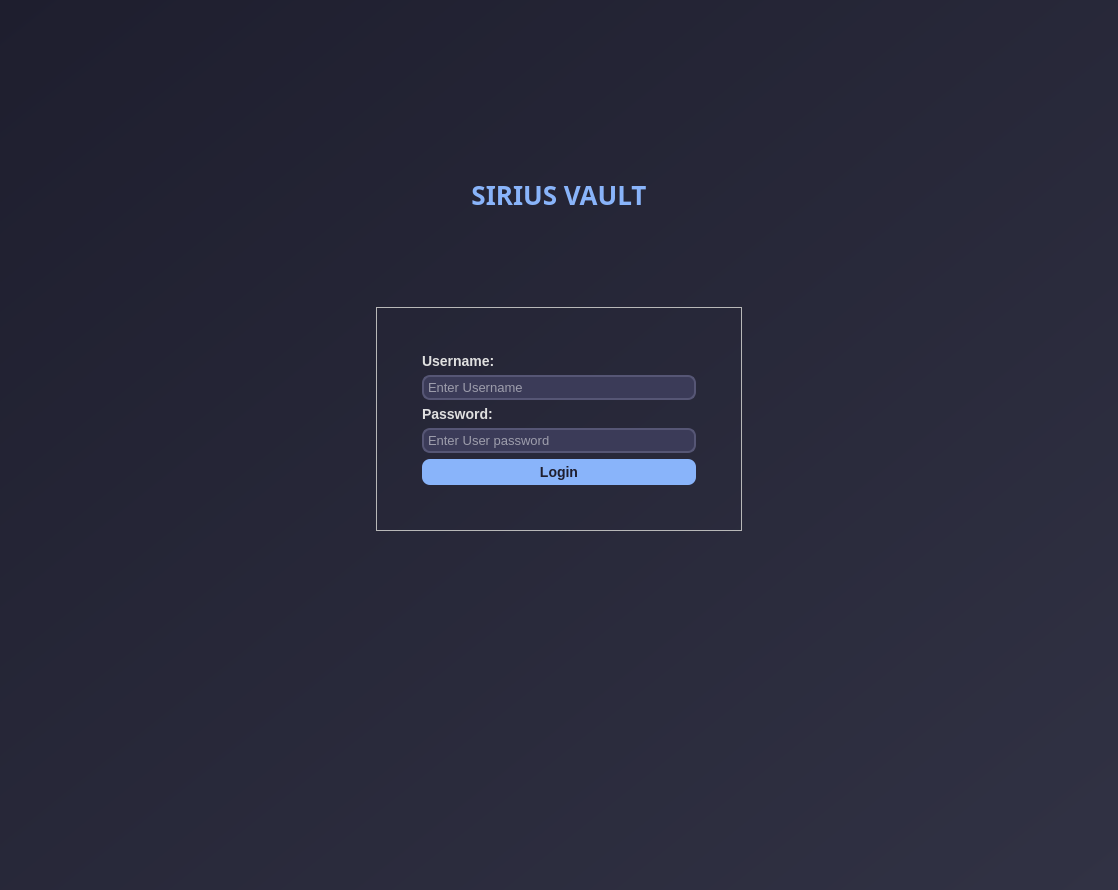
Before: the Qt Designer form SiriusVaultGUI/src/login.ui in Ghospicer/SiriusVault, drawn with Qt 5.
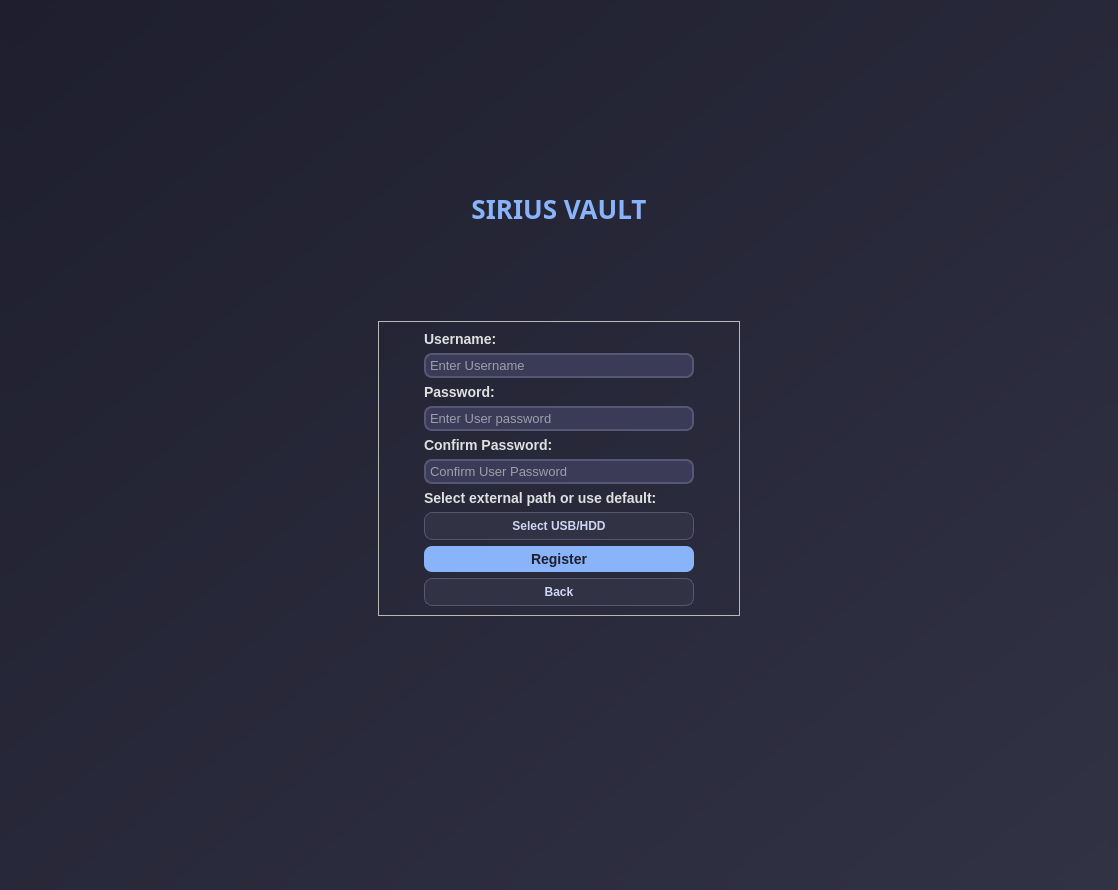
After: the same form once the commit is applied. Icons and pictures are not drawn.

Commit message: Added multi-user support.

Diff of the .ui file:
```diff
--- a/SiriusVaultGUI/src/login.ui
+++ b/SiriusVaultGUI/src/login.ui
@@ -33,131 +33,139 @@
 }</string>
    </property>
    <layout class="QGridLayout" name="gridLayout">
-    <item row="2" column="1">
-     <widget class="QLabel" name="label_title">
-      <property name="font">
-       <font>
-        <family>Yu Gothic UI Semibold</family>
-        <pointsize>-1</pointsize>
-        <italic>false</italic>
-        <bold>true</bold>
-       </font>
-      </property>
-      <property name="styleSheet">
-       <string notr="true">#label_title {
-    font-size: 26px;
-    color: #89b4fa;
-    font-weight: bold;
-    margin-bottom: 20px;
-    background-color: transparent;
-}</string>
-      </property>
-      <property name="text">
-       <string>SIRIUS VAULT</string>
-      </property>
-      <property name="alignment">
-       <set>Qt::AlignCenter</set>
-      </property>
-     </widget>
-    </item>
     <item row="3" column="0">
-     <spacer name="horizontalSpacer_6">
-      <property name="orientation">
-       <enum>Qt::Horizontal</enum>
+     <widget class="QStackedWidget" name="stackedWidget">
+      <property name="currentIndex">
+       <number>1</number>
       </property>
-      <property name="sizeHint" stdset="0">
-       <size>
-        <width>40</width>
-        <height>20</height>
-       </size>
-      </property>
-     </spacer>
-    </item>
-    <item row="1" column="1">
-     <spacer name="verticalSpacer">
-      <property name="orientation">
-       <enum>Qt::Vertical</enum>
-      </property>
-      <property name="sizeType">
-       <enum>QSizePolicy::Fixed</enum>
-      </property>
-      <property name="sizeHint" stdset="0">
-       <size>
-        <width>20</width>
-        <height>100</height>
-       </size>
-      </property>
-     </spacer>
-    </item>
-    <item row="3" column="1">
-     <widget class="QFrame" name="login_card">
-      <property name="sizePolicy">
-       <sizepolicy hsizetype="Preferred" vsizetype="Preferred">
-        <horstretch>0</horstretch>
-        <verstretch>0</verstretch>
-       </sizepolicy>
-      </property>
-      <property name="frameShape">
-       <enum>QFrame::StyledPanel</enum>
-      </property>
-      <property name="frameShadow">
-       <enum>QFrame::Raised</enum>
-      </property>
-      <layout class="QGridLayout" name="gridLayout_5">
-       <item row="0" column="1">
-        <spacer name="verticalSpacer_3">
-         <property name="orientation">
-          <enum>Qt::Vertical</enum>
-         </property>
-         <property name="sizeType">
-          <enum>QSizePolicy::Fixed</enum>
-         </property>
-         <property name="sizeHint" stdset="0">
-          <size>
-           <width>36</width>
-           <height>36</height>
-          </size>
-         </property>
-        </spacer>
-       </item>
-       <item row="1" column="0">
-        <spacer name="horizontalSpacer_3">
-         <property name="orientation">
-          <enum>Qt::Horizontal</enum>
-         </property>
-         <property name="sizeType">
-          <enum>QSizePolicy::Fixed</enum>
-         </property>
-         <property name="sizeHint" stdset="0">
-          <size>
-           <width>36</width>
-           <height>36</height>
-          </size>
-         </property>
-        </spacer>
-       </item>
-       <item row="1" column="1">
-        <layout class="QGridLayout" name="gridLayout_4">
-         <item row="2" column="0">
-          <widget class="QLabel" name="label_4">
-           <property name="styleSheet">
-            <string notr="true">QLabel {
+      <widget class="QWidget" name="login_page">
+       <property name="styleSheet">
+        <string notr="true">QWidget{
+    background-color: qlineargradient(spread:pad, x1:0, y1:0, x2:1, y2:1, stop:0 #1e1e2e, stop:1 #313244);
+}</string>
+       </property>
+       <layout class="QGridLayout" name="gridLayout_2">
+        <item row="0" column="1">
+         <spacer name="verticalSpacer">
+          <property name="orientation">
+           <enum>Qt::Vertical</enum>
+          </property>
+          <property name="sizeType">
+           <enum>QSizePolicy::Expanding</enum>
+          </property>
+          <property name="sizeHint" stdset="0">
+           <size>
+            <width>20</width>
+            <height>186</height>
+           </size>
+          </property>
+         </spacer>
+        </item>
+        <item row="1" column="1">
+         <widget class="QLabel" name="label_title">
+          <property name="sizePolicy">
+           <sizepolicy hsizetype="Preferred" vsizetype="Preferred">
+            <horstretch>0</horstretch>
+            <verstretch>0</verstretch>
+           </sizepolicy>
+          </property>
+          <property name="minimumSize">
+           <size>
+            <width>362</width>
+            <height>55</height>
+           </size>
+          </property>
+          <property name="font">
+           <font>
+            <family>Yu Gothic UI Semibold</family>
+            <pointsize>-1</pointsize>
+            <italic>false</italic>
+            <bold>true</bold>
+           </font>
+          </property>
+          <property name="styleSheet">
+           <string notr="true">QLabel {
+    font-size: 26px;
+    color: #89b4fa;
+    font-weight: bold;
+    margin-bottom: 20px;
+    background-color: transparent;
+}</string>
+          </property>
+          <property name="text">
+           <string>SIRIUS VAULT</string>
+          </property>
+          <property name="alignment">
+           <set>Qt::AlignCenter</set>
+          </property>
+         </widget>
+        </item>
+        <item row="2" column="1">
+         <spacer name="verticalSpacer_2">
+          <property name="orientation">
+           <enum>Qt::Vertical</enum>
+          </property>
+          <property name="sizeType">
+           <enum>QSizePolicy::Expanding</enum>
+          </property>
+          <property name="sizeHint" stdset="0">
+           <size>
+            <width>20</width>
+            <height>29</height>
+           </size>
+          </property>
+         </spacer>
+        </item>
+        <item row="3" column="0">
+         <spacer name="horizontalSpacer">
+          <property name="orientation">
+           <enum>Qt::Horizontal</enum>
+          </property>
+          <property name="sizeHint" stdset="0">
+           <size>
+            <width>351</width>
+            <height>20</height>
+           </size>
+          </property>
+         </spacer>
+        </item>
+        <item row="3" column="1">
+         <widget class="QFrame" name="login_card">
+          <property name="sizePolicy">
+           <sizepolicy hsizetype="Preferred" vsizetype="Preferred">
+            <horstretch>0</horstretch>
+            <verstretch>0</verstretch>
+           </sizepolicy>
+          </property>
+          <property name="frameShape">
+           <enum>QFrame::StyledPanel</enum>
+          </property>
+          <property name="frameShadow">
+           <enum>QFrame::Raised</enum>
+          </property>
+          <layout class="QGridLayout" name="gridLayout_6">
+           <item row="1" column="1">
+            <layout class="QGridLayout" name="gridLayout_3">
+             <item row="2" column="0">
+              <widget class="QLabel" name="label_5">
+               <property name="styleSheet">
+                <string notr="true">QLabel {
     color: #e0e0e0;
     font-family: &quot;Segoe UI&quot;, sans-serif;
     font-size: 14px;
     font-weight: bold;
     background-color: transparent;
 }</string>
-           </property>
-           <property name="text">
-            <string>Password:</string>
-           </property>
-          </widget>
-         </item>
-         <item row="1" column="0">
-          <widget class="QLineEdit" name="input_username">
-           <property name="styleSheet">
-            <string notr="true">QLineEdit {
+               </property>
+               <property name="text">
+                <string>Password:</string>
+               </property>
+              </widget>
+             </item>
+             <item row="1" column="0">
+              <widget class="QLineEdit" name="input_username_log">
+               <property name="styleSheet">
+                <string notr="true">QLineEdit {
     background-color: #3b3b58;
     border: 2px solid #565675;
     border-radius: 8px;
@@ -170,19 +178,19 @@
     border: 2px solid #89b4fa;
     background-color: #454560;
 }</string>
-           </property>
-           <property name="placeholderText">
-            <string>Enter Username</string>
-           </property>
-           <property name="clearButtonEnabled">
-            <bool>true</bool>
-           </property>
-          </widget>
-         </item>
-         <item row="3" column="0">
-          <widget class="QLineEdit" name="input_user_password">
-           <property name="styleSheet">
-            <string notr="true">QLineEdit {
+               </property>
+               <property name="placeholderText">
+                <string>Enter Username</string>
+               </property>
+               <property name="clearButtonEnabled">
+                <bool>true</bool>
+               </property>
+              </widget>
+             </item>
+             <item row="3" column="0">
+              <widget class="QLineEdit" name="input_user_password_log">
+               <property name="styleSheet">
+                <string notr="true">QLineEdit {
     background-color: #3b3b58;
     border: 2px solid #565675;
     border-radius: 8px;
@@ -195,35 +203,35 @@
     border: 2px solid #89b4fa;
     background-color: #454560;
 }</string>
-           </property>
-           <property name="echoMode">
-            <enum>QLineEdit::Password</enum>
-           </property>
-           <property name="placeholderText">
-            <string>Enter User password</string>
-           </property>
-          </widget>
-         </item>
-         <item row="0" column="0">
-          <widget class="QLabel" name="label_3">
-           <property name="styleSheet">
-            <string notr="true">QLabel {
+               </property>
+               <property name="echoMode">
+                <enum>QLineEdit::Password</enum>
+               </property>
+               <property name="placeholderText">
+                <string>Enter User password</string>
+               </property>
+              </widget>
+             </item>
+             <item row="0" column="0">
+              <widget class="QLabel" name="label_6">
+               <property name="styleSheet">
+                <string notr="true">QLabel {
     color: #e0e0e0;
     font-family: &quot;Segoe UI&quot;, sans-serif;
     font-size: 14px;
     font-weight: bold;
     background-color: transparent;
 }</string>
-           </property>
-           <property name="text">
-            <string>Username:</string>
-           </property>
-          </widget>
-         </item>
-         <item row="4" column="0">
-          <widget class="QPushButton" name="button_login">
-           <property name="styleSheet">
-            <string notr="true">QPushButton {
+               </property>
+               <property name="text">
+                <string>Username:</string>
+               </property>
+              </widget>
+             </item>
+             <item row="4" column="0">
+              <widget class="QPushButton" name="btn_login">
+               <property name="styleSheet">
+                <string notr="true">QPushButton {
     background-color: #89b4fa;
     color: #1e1e2e;
     border-radius: 8px;
@@ -241,84 +249,621 @@
     background-color: #74c7ec;
     padding-left: 12px;
 }</string>
-           </property>
-           <property name="text">
-            <string>Login</string>
-           </property>
-           <property name="autoDefault">
-            <bool>false</bool>
-           </property>
-           <property name="default">
-            <bool>true</bool>
-           </property>
-          </widget>
-         </item>
-        </layout>
-       </item>
-       <item row="1" column="2">
-        <spacer name="horizontalSpacer_4">
-         <property name="orientation">
-          <enum>Qt::Horizontal</enum>
-         </property>
-         <property name="sizeType">
-          <enum>QSizePolicy::Fixed</enum>
-         </property>
-         <property name="sizeHint" stdset="0">
-          <size>
-           <width>36</width>
-           <height>36</height>
-          </size>
-         </property>
-        </spacer>
-       </item>
-       <item row="2" column="1">
-        <spacer name="verticalSpacer_4">
-         <property name="orientation">
-          <enum>Qt::Vertical</enum>
-         </property>
-         <property name="sizeType">
-          <enum>QSizePolicy::Fixed</enum>
-         </property>
-         <property name="sizeHint" stdset="0">
-          <size>
-           <width>36</width>
-           <height>36</height>
-          </size>
-         </property>
-        </spacer>
-       </item>
-      </layout>
+               </property>
+               <property name="text">
+                <string>Login</string>
+               </property>
+               <property name="autoDefault">
+                <bool>false</bool>
+               </property>
+               <property name="default">
+                <bool>true</bool>
+               </property>
+              </widget>
+             </item>
+            </layout>
+           </item>
+           <item row="1" column="0">
+            <spacer name="horizontalSpacer_7">
+             <property name="orientation">
+              <enum>Qt::Horizontal</enum>
+             </property>
+             <property name="sizeType">
+              <enum>QSizePolicy::Fixed</enum>
+             </property>
+             <property name="sizeHint" stdset="0">
+              <size>
+               <width>36</width>
+               <height>36</height>
+              </size>
+             </property>
+            </spacer>
+           </item>
+           <item row="3" column="1">
+            <spacer name="verticalSpacer_5">
+             <property name="orientation">
+              <enum>Qt::Vertical</enum>
+             </property>
+             <property name="sizeType">
+              <enum>QSizePolicy::Expanding</enum>
+             </property>
+             <property name="sizeHint" stdset="0">
+              <size>
+               <width>36</width>
+               <height>36</height>
+              </size>
+             </property>
+            </spacer>
+           </item>
+           <item row="1" column="2">
+            <spacer name="horizontalSpacer_8">
+             <property name="orientation">
+              <enum>Qt::Horizontal</enum>
+             </property>
+             <property name="sizeType">
+              <enum>QSizePolicy::Fixed</enum>
+             </property>
+             <property name="sizeHint" stdset="0">
+              <size>
+               <width>36</width>
+               <height>36</height>
+              </size>
+             </property>
+            </spacer>
+           </item>
+           <item row="0" column="1">
+            <spacer name="verticalSpacer_7">
+             <property name="orientation">
+              <enum>Qt::Vertical</enum>
+             </property>
+             <property name="sizeType">
+              <enum>QSizePolicy::Expanding</enum>
+             </property>
+             <property name="sizeHint" stdset="0">
+              <size>
+               <width>36</width>
+               <height>36</height>
+              </size>
+             </property>
+            </spacer>
+           </item>
+           <item row="2" column="1">
+            <layout class="QHBoxLayout" name="horizontalLayout">
+             <item>
+              <widget class="QPushButton" name="btn_register_log">
+               <property name="focusPolicy">
+                <enum>Qt::ClickFocus</enum>
+               </property>
+               <property name="styleSheet">
+                <string notr="true">QPushButton {
+    background-color: #313244;
+    border: 1px solid #565675;
+    color: #cdd6f4;
+    font-size: 12px;
+	font-weight: bold;
+    padding: 6px;
+    border-radius: 8px;
+}
+
+QPushButton:hover {
+    background-color: #45475a;
+    border: 1px solid #89b4fa;
+    color: #ffffff;
+	cursor: pointer;
+}
+
+QPushButton:pressed {
+    background-color: #585b70;
+	padding-top: 10px;
+    padding-bottom: 6px
+}</string>
+               </property>
+               <property name="text">
+                <string>Register</string>
+               </property>
+              </widget>
+             </item>
+             <item>
+              <widget class="QPushButton" name="btn_ext_storage_log">
+               <property name="focusPolicy">
+                <enum>Qt::ClickFocus</enum>
+               </property>
+               <property name="styleSheet">
+                <string notr="true">QPushButton {
+    background-color: #313244;
+    border: 1px solid #565675;
+    color: #cdd6f4;
+    font-size: 12px;
+	font-weight: bold;
+    padding: 6px;
+    border-radius: 8px;
+}
+
+QPushButton:hover {
+    background-color: #45475a;
+    border: 1px solid #89b4fa;
+    color: #ffffff;
+	cursor: pointer;
+}
+
+QPushButton:pressed {
+    background-color: #585b70;
+	padding-top: 10px;
+    padding-bottom: 6px;
+}</string>
+               </property>
+               <property name="text">
+                <string>Select USB/HDD</string>
+               </property>
+              </widget>
+             </item>
+            </layout>
+           </item>
+          </layout>
+         </widget>
+        </item>
+        <item row="3" column="2">
+         <spacer name="horizontalSpacer_2">
+          <property name="orientation">
+           <enum>Qt::Horizontal</enum>
+          </property>
+          <property name="sizeHint" stdset="0">
+           <size>
+            <width>351</width>
+            <height>20</height>
+           </size>
+          </property>
+         </spacer>
+        </item>
+        <item row="4" column="1">
+         <spacer name="verticalSpacer_3">
+          <property name="orientation">
+           <enum>Qt::Vertical</enum>
+          </property>
+          <property name="sizeHint" stdset="0">
+           <size>
+            <width>20</width>
+            <height>269</height>
+           </size>
+          </property>
+         </spacer>
+        </item>
+       </layout>
+      </widget>
+      <widget class="QWidget" name="register_page">
+       <property name="styleSheet">
+        <string notr="true">#register_page {
+    background-color: qlineargradient(spread:pad, x1:0, y1:0, x2:1, y2:1, stop:0 #1e1e2e, stop:1 #313244);
+}</string>
+       </property>
+       <layout class="QGridLayout" name="gridLayout_5">
+        <item row="0" column="1">
+         <spacer name="verticalSpacer_8">
+          <property name="orientation">
+           <enum>Qt::Vertical</enum>
+          </property>
+          <property name="sizeType">
+           <enum>QSizePolicy::Expanding</enum>
+          </property>
+          <property name="sizeHint" stdset="0">
+           <size>
+            <width>20</width>
+            <height>173</height>
+           </size>
+          </property>
+         </spacer>
+        </item>
+        <item row="1" column="1">
+         <widget class="QLabel" name="label_title_2">
+          <property name="sizePolicy">
+           <sizepolicy hsizetype="Preferred" vsizetype="Preferred">
+            <horstretch>0</horstretch>
+            <verstretch>0</verstretch>
+           </sizepolicy>
+          </property>
+          <property name="minimumSize">
+           <size>
+            <width>362</width>
+            <height>55</height>
+           </size>
+          </property>
+          <property name="font">
+           <font>
+            <family>Yu Gothic UI Semibold</family>
+            <pointsize>-1</pointsize>
+            <italic>false</italic>
+            <bold>true</bold>
+           </font>
+          </property>
+          <property name="styleSheet">
+           <string notr="true">QLabel {
+    font-size: 26px;
+    color: #89b4fa;
+    font-weight: bold;
+    margin-bottom: 20px;
+    background-color: transparent;
+}</string>
+          </property>
+          <property name="text">
+           <string>SIRIUS VAULT</string>
+          </property>
+          <property name="alignment">
+           <set>Qt::AlignCenter</set>
+          </property>
+         </widget>
+        </item>
+        <item row="2" column="1">
+         <spacer name="verticalSpacer_4">
+          <property name="orientation">
+           <enum>Qt::Vertical</enum>
+          </property>
+          <property name="sizeType">
+           <enum>QSizePolicy::Expanding</enum>
+          </property>
+          <property name="sizeHint" stdset="0">
+           <size>
+            <width>20</width>
+            <height>15</height>
+           </size>
+          </property>
+         </spacer>
+        </item>
+        <item row="3" column="0">
+         <spacer name="horizontalSpacer_3">
+          <property name="orientation">
+           <enum>Qt::Horizontal</enum>
+          </property>
+          <property name="sizeHint" stdset="0">
+           <size>
+            <width>351</width>
+            <height>20</height>
+           </size>
+          </property>
+         </spacer>
+        </item>
+        <item row="3" column="1">
+         <widget class="QFrame" name="register_card">
+          <property name="sizePolicy">
+           <sizepolicy hsizetype="Preferred" vsizetype="Preferred">
+            <horstretch>0</horstretch>
+            <verstretch>0</verstretch>
+           </sizepolicy>
+          </property>
+          <property name="frameShape">
+           <enum>QFrame::StyledPanel</enum>
+          </property>
+          <property name="frameShadow">
+           <enum>QFrame::Raised</enum>
+          </property>
+          <layout class="QGridLayout" name="gridLayout_7">
+           <item row="0" column="2">
+            <spacer name="horizontalSpacer_10">
+             <property name="orientation">
+              <enum>Qt::Horizontal</enum>
+             </property>
+             <property name="sizeType">
+              <enum>QSizePolicy::Fixed</enum>
+             </property>
+             <property name="sizeHint" stdset="0">
+              <size>
+               <width>36</width>
+               <height>36</height>
+              </size>
+             </property>
+            </spacer>
+           </item>
+           <item row="0" column="0">
+            <spacer name="horizontalSpacer_9">
+             <property name="orientation">
+              <enum>Qt::Horizontal</enum>
+             </property>
+             <property name="sizeType">
+              <enum>QSizePolicy::Fixed</enum>
+             </property>
+             <property name="sizeHint" stdset="0">
+              <size>
+               <width>36</width>
+               <height>36</height>
+              </size>
+             </property>
+            </spacer>
+           </item>
+           <item row="0" column="1">
+            <layout class="QGridLayout" name="gridLayout_4">
+             <item row="6" column="0">
+              <widget class="QLineEdit" name="input_confirm_user_password_reg">
+               <property name="styleSheet">
+                <string notr="true">QLineEdit {
+    background-color: #3b3b58;
+    border: 2px solid #565675;
+    border-radius: 8px;
+    color: #ffffff;
+    padding: 2px;
+    font-size: 13px;
+}
+
+QLineEdit:focus {
+    border: 2px solid #89b4fa;
+    background-color: #454560;
+}</string>
+               </property>
+               <property name="echoMode">
+                <enum>QLineEdit::Password</enum>
+               </property>
+               <property name="placeholderText">
+                <string>Confirm User Password</string>
+               </property>
+              </widget>
+             </item>
+             <item row="9" column="0">
+              <widget class="QPushButton" name="btn_register_reg">
+               <property name="toolTipDuration">
+                <number>-4</number>
+               </property>
+               <property name="styleSheet">
+                <string notr="true">QPushButton {
+    background-color: #89b4fa;
+    color: #1e1e2e;
+    border-radius: 8px;
+    padding: 5px;
+    font-weight: bold;
+    font-size: 14px;
+}
+
+QPushButton:hover {
+    background-color: #b4befe;
+    cursor: pointer;
+}
+
+QPushButton:pressed {
+    background-color: #74c7ec;
+    padding-left: 12px;
+}
+</string>
+               </property>
+               <property name="text">
+                <string>Register</string>
+               </property>
+               <property name="checkable">
+                <bool>false</bool>
+               </property>
+               <property name="autoDefault">
+                <bool>false</bool>
+               </property>
+               <property name="default">
+                <bool>true</bool>
+               </property>
+              </widget>
+             </item>
+             <item row="7" column="0">
+              <widget class="QLabel" name="label_2">
+               <property name="styleSheet">
+                <string notr="true">QLabel {
+    color: #e0e0e0;
+    font-family: &quot;Segoe UI&quot;, sans-serif;
+    font-size: 14px;
+    font-weight: bold;
+    background-color: transparent;
+}</string>
+               </property>
+               <property name="text">
+                <string>Select external path or use default:</string>
+               </property>
+              </widget>
+             </item>
+             <item row="5" column="0">
+              <widget class="QLabel" name="label">
+               <property name="styleSheet">
+                <string notr="true">QLabel {
+    color: #e0e0e0;
+    font-family: &quot;Segoe UI&quot;, sans-serif;
+    font-size: 14px;
+    font-weight: bold;
+    background-color: transparent;
+}</string>
+               </property>
+               <property name="text">
+                <string>Confirm Password:</string>
+               </property>
+              </widget>
+             </item>
+             <item row="2" column="0">
+              <widget class="QLabel" name="label_7">
+               <property name="styleSheet">
+                <string notr="true">QLabel {
+    color: #e0e0e0;
+    font-family: &quot;Segoe UI&quot;, sans-serif;
+    font-size: 14px;
+    font-weight: bold;
+    background-color: transparent;
+}</string>
+               </property>
+               <property name="text">
+                <string>Password:</string>
+               </property>
+              </widget>
+             </item>
+             <item row="0" column="0">
+              <widget class="QLabel" name="label_8">
+               <property name="styleSheet">
+                <string notr="true">QLabel {
+    color: #e0e0e0;
+    font-family: &quot;Segoe UI&quot;, sans-serif;
+    font-size: 14px;
+    font-weight: bold;
+    background-color: transparent;
+}</string>
+               </property>
+               <property name="text">
+                <string>Username:</string>
+               </property>
+              </widget>
+             </item>
+             <item row="4" column="0">
+              <widget class="QLineEdit" name="input_user_password_reg">
+               <property name="styleSheet">
+                <string notr="true">QLineEdit {
+    background-color: #3b3b58;
+    border: 2px solid #565675;
+    border-radius: 8px;
+    color: #ffffff;
+    padding: 2px;
+    font-size: 13px;
+}
+
+QLineEdit:focus {
+    border: 2px solid #89b4fa;
+    background-color: #454560;
+}</string>
+               </property>
+               <property name="echoMode">
+                <enum>QLineEdit::Password</enum>
+               </property>
+               <property name="placeholderText">
+                <string>Enter User password</string>
+               </property>
+              </widget>
+             </item>
+             <item row="1" column="0">
+              <widget class="QLineEdit" name="input_username_reg">
+               <property name="styleSheet">
+                <string notr="true">QLineEdit {
+    background-color: #3b3b58;
+    border: 2px solid #565675;
+    border-radius: 8px;
+    color: #ffffff;
+    padding: 2px;
+    font-size: 13px;
+}
+
+QLineEdit:focus {
+    border: 2px solid #89b4fa;
+    background-color: #454560;
+}</string>
+               </property>
+               <property name="placeholderText">
+                <string>Enter Username</string>
+               </property>
+               <property name="clearButtonEnabled">
+                <bool>true</bool>
+               </property>
+              </widget>
+             </item>
+             <item row="8" column="0">
+              <widget class="QPushButton" name="btn_ext_storage_reg">
+               <property name="focusPolicy">
+                <enum>Qt::ClickFocus</enum>
+               </property>
+               <property name="toolTip">
+                <string>Select USB/HDD if you want your vaults on external storage; otherwise, leave it blank. Setup will be done to the default location.</string>
+               </property>
+               <property name="styleSheet">
+                <string notr="true">QPushButton {
+    background-color: #313244;
+    border: 1px solid #565675;
+    color: #cdd6f4;
+    font-size: 12px;
+	font-weight: bold;
+    padding: 6px;
+    border-radius: 8px;
+}
+
+QPushButton:hover {
+    background-color: #45475a;
+    border: 1px solid #89b4fa;
+    color: #ffffff;
+	cursor: pointer;
+}
+
+QPushButton:pressed {
+    background-color: #585b70;
+	padding-top: 10px;
+    padding-bottom: 6px;
+}
+
+QToolTip {
+    background-color: #313244;
+    color: #cdd6f4;
+    border: 1px solid #89b4fa;
+    border-radius: 4px;
+    padding: 5px;
+    font-size: 12px;
+}</string>
+               </property>
+               <property name="text">
+                <string>Select USB/HDD</string>
+               </property>
+              </widget>
+             </item>
+             <item row="10" column="0">
+              <widget class="QPushButton" name="btn_back_reg">
+               <property name="styleSheet">
+                <string notr="true">QPushButton {
+    background-color: #313244;
+    border: 1px solid #565675;
+    color: #cdd6f4;
+    font-size: 12px;
+	font-weight: bold;
+    padding: 6px;
+    border-radius: 8px;
+}
+
+QPushButton:hover {
+    background-color: #45475a;
+    border: 1px solid #89b4fa;
+    color: #ffffff;
+	cursor: pointer;
+}
+
+QPushButton:pressed {
+    background-color: #585b70;
+	padding-top: 10px;
+    padding-bottom: 6px;
+}</string>
+               </property>
+               <property name="text">
+                <string>Back</string>
+               </property>
+              </widget>
+             </item>
+            </layout>
+           </item>
+          </layout>
+         </widget>
+        </item>
+        <item row="3" column="2">
+         <spacer name="horizontalSpacer_4">
+          <property name="orientation">
+           <enum>Qt::Horizontal</enum>
+          </property>
+          <property name="sizeHint" stdset="0">
+           <size>
+            <width>351</width>
+            <height>20</height>
+           </size>
+          </property>
+         </spacer>
+        </item>
+        <item row="4" column="1">
+         <spacer name="verticalSpacer_6">
+          <property name="orientation">
+           <enum>Qt::Vertical</enum>
+          </property>
+          <property name="sizeType">
+           <enum>QSizePolicy::Expanding</enum>
+          </property>
+          <property name="sizeHint" stdset="0">
+           <size>
+            <width>20</width>
+            <height>256</height>
+           </size>
+          </property>
+         </spacer>
+        </item>
+       </layout>
+      </widget>
      </widget>
     </item>
-    <item row="4" column="1">
-     <spacer name="verticalSpacer_6">
-      <property name="orientation">
-       <enum>Qt::Vertical</enum>
-      </property>
-      <property name="sizeType">
-       <enum>QSizePolicy::Fixed</enum>
-      </property>
-      <property name="sizeHint" stdset="0">
-       <size>
-        <width>20</width>
-        <height>350</height>
-       </size>
-      </property>
-     </spacer>
-    </item>
-    <item row="3" column="2">
-     <spacer name="horizontalSpacer_5">
-      <property name="orientation">
-       <enum>Qt::Horizontal</enum>
-      </property>
-      <property name="sizeHint" stdset="0">
-       <size>
-        <width>40</width>
-        <height>20</height>
-       </size>
-      </property>
-     </spacer>
-    </item>
    </layout>
   </widget>
  </widget>
```
Left out of the diff: 7 changed lines with no effect on the pictures. The commit also changes 3 other files.
